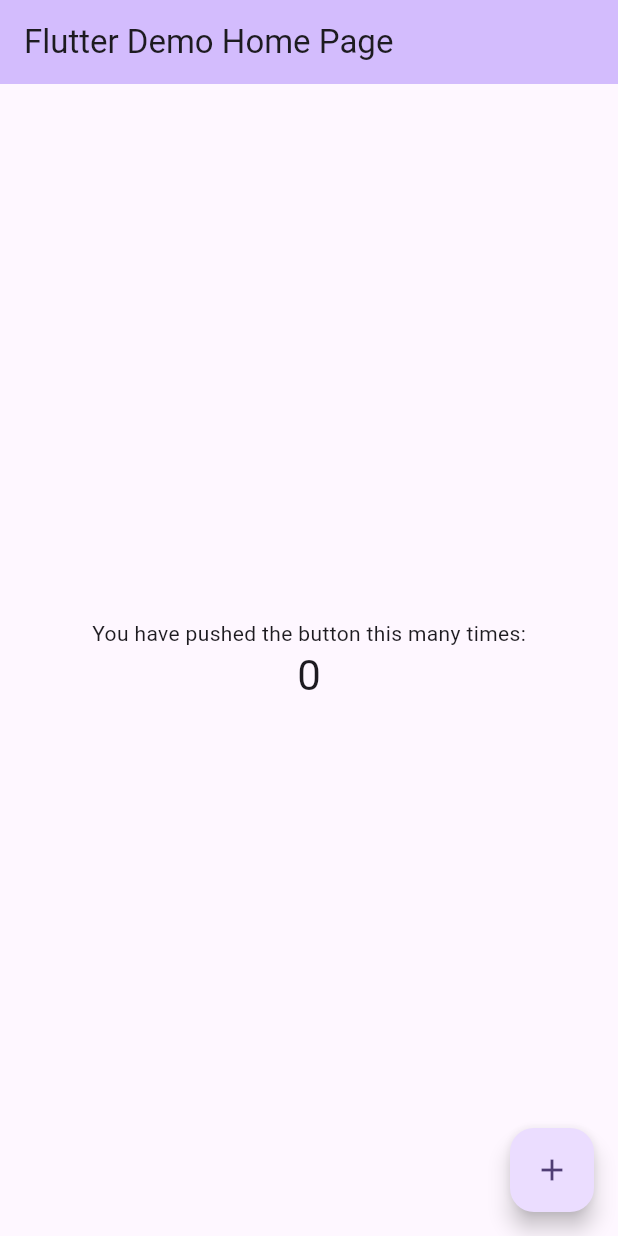
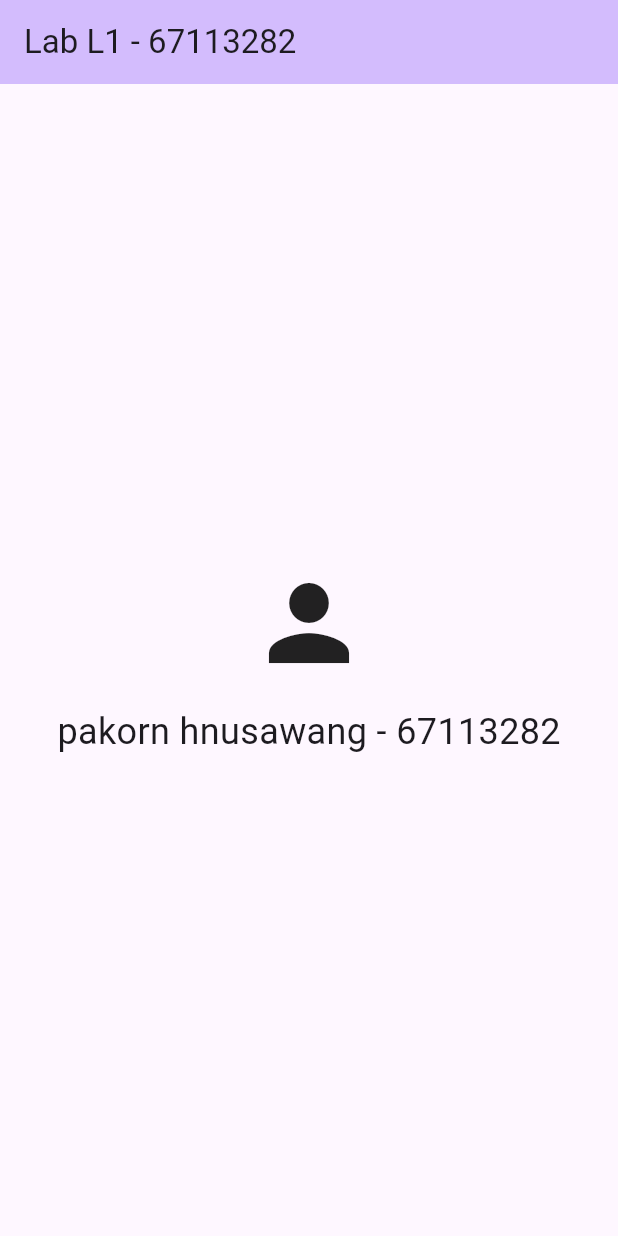
Before and after one commit to preammy2021/lab01_profile, a Flutter app: the screen it shows after launch, on a phone screen of 412 x 824 dp. Run offline on Flutter 3.47's test engine with Material 3 defaults, Android fonts, the phone set to English and light mode, and no system bars.

Commit message:
Add HomePage with ID in AppBar, icon, and real name

```diff
--- a/lib/main.dart
+++ b/lib/main.dart
@@ -1,4 +1,4 @@
-import 'package:material_ui/material_ui.dart';
+import 'package:flutter/material.dart';
 
 void main() {
   runApp(const MyApp());
@@ -7,116 +7,41 @@ void main() {
 class MyApp extends StatelessWidget {
   const MyApp({super.key});
 
-  // This widget is the root of your application.
   @override
   Widget build(BuildContext context) {
     return MaterialApp(
       title: 'Flutter Demo',
       theme: ThemeData(
-        // This is the theme of your application.
-        //
-        // TRY THIS: Try running your application with "flutter run". You'll see
-        // the application has a purple toolbar. Then, without quitting the app,
-        // try changing the seedColor in the colorScheme below to Colors.green
-        // and then invoke "hot reload" (save your changes or press the "hot
-        // reload" button in a Flutter-supported IDE, or press "r" if you used
-        // the command line to start the app).
-        //
-        // Notice that the counter didn't reset back to zero; the application
-        // state is not lost during the reload. To reset the state, use hot
-        // restart instead.
-        //
-        // This works for code too, not just values: Most code changes can be
-        // tested with just a hot reload.
-        colorScheme: .fromSeed(seedColor: Colors.deepPurple),
+        colorScheme: ColorScheme.fromSeed(seedColor: Colors.deepPurple),
       ),
-      home: const MyHomePage(title: 'Flutter Demo Home Page'),
+      home: const HomePage(),
     );
   }
 }
 
-class MyHomePage extends StatefulWidget {
-  const MyHomePage({super.key, required this.title});
-
-  // This widget is the home page of your application. It is stateful, meaning
-  // that it has a State object (defined below) that contains fields that affect
-  // how it looks.
-
-  // This class is the configuration for the state. It holds the values (in this
-  // case the title) provided by the parent (in this case the App widget) and
-  // used by the build method of the State. Fields in a Widget subclass are
-  // always marked "final".
-
-  final String title;
-
-  @override
-  State<MyHomePage> createState() => _MyHomePageState();
-}
-
-class _MyHomePageState extends State<MyHomePage> {
-  int _counter = 0;
-
-  void _incrementCounter() {
-    setState(() {
-      // This call to setState tells the Flutter framework that something has
-      // changed in this State, which causes it to rerun the build method below
-      // so that the display can reflect the updated values. If we changed
-      // _counter without calling setState(), then the build method would not be
-      // called again, and so nothing would appear to happen.
-      _counter++;
-    });
-  }
+class HomePage extends StatelessWidget {
+  const HomePage({super.key});
 
   @override
   Widget build(BuildContext context) {
-    // This method is rerun every time setState is called, for instance as done
-    // by the _incrementCounter method above.
-    //
-    // The Flutter framework has been optimized to make rerunning build methods
-    // fast, so that you can just rebuild anything that needs updating rather
-    // than having to individually change instances of widgets.
     return Scaffold(
       appBar: AppBar(
-        // TRY THIS: Try changing the color here to a specific color (to
-        // Colors.amber, perhaps?) and trigger a hot reload to see the AppBar
-        // change color while the other colors stay the same.
         backgroundColor: Theme.of(context).colorScheme.inversePrimary,
-        // Here we take the value from the MyHomePage object that was created by
-        // the App.build method, and use it to set our appbar title.
-        title: Text(widget.title),
+        title: const Text('Lab L1 - 67113282'),
       ),
-      body: Center(
-        // Center is a layout widget. It takes a single child and positions it
-        // in the middle of the parent.
+      body: const Center(
         child: Column(
-          // Column is also a layout widget. It takes a list of children and
-          // arranges them vertically. By default, it sizes itself to fit its
-          // children horizontally, and tries to be as tall as its parent.
-          //
-          // Column has various properties to control how it sizes itself and
-          // how it positions its children. Here we use mainAxisAlignment to
-          // center the children vertically; the main axis here is the vertical
-          // axis because Columns are vertical (the cross axis would be
-          // horizontal).
-          //
-          // TRY THIS: Invoke "debug painting" (choose the "Toggle Debug Paint"
-          // action in the IDE, or press "p" in the console), to see the
-          // wireframe for each widget.
-          mainAxisAlignment: .center,
+          mainAxisAlignment: MainAxisAlignment.center,
           children: [
-            const Text('You have pushed the button this many times:'),
+            Icon(Icons.person, size: 80),
+            SizedBox(height: 16),
             Text(
-              '$_counter',
-              style: Theme.of(context).textTheme.headlineMedium,
+              'pakorn hnusawang - 67113282',
+              style: TextStyle(fontSize: 24),
             ),
           ],
         ),
       ),
-      floatingActionButton: FloatingActionButton(
-        onPressed: _incrementCounter,
-        tooltip: 'Increment',
-        child: const Icon(Icons.add),
-      ),
     );
   }
 }
```
